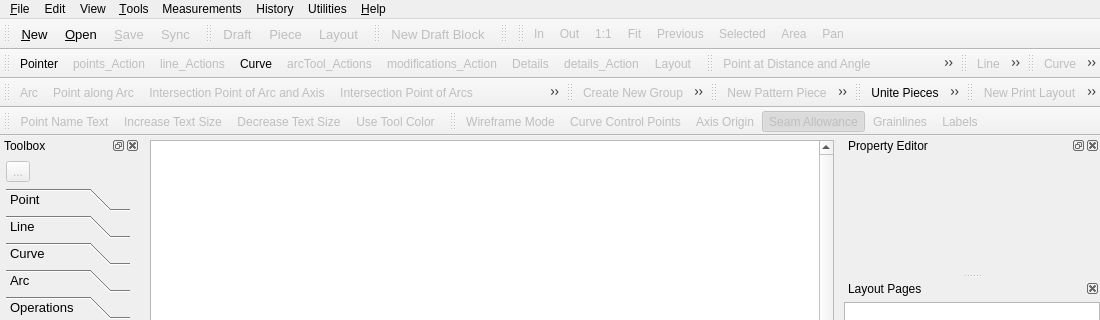
Old version of the form src/app/seamly2d/mainwindow.ui in the repository FashionFreedom/Seamly2D; both pictures show x 0 to 1100 and y 0 to 320 of the 1100 by 809 pixel window.
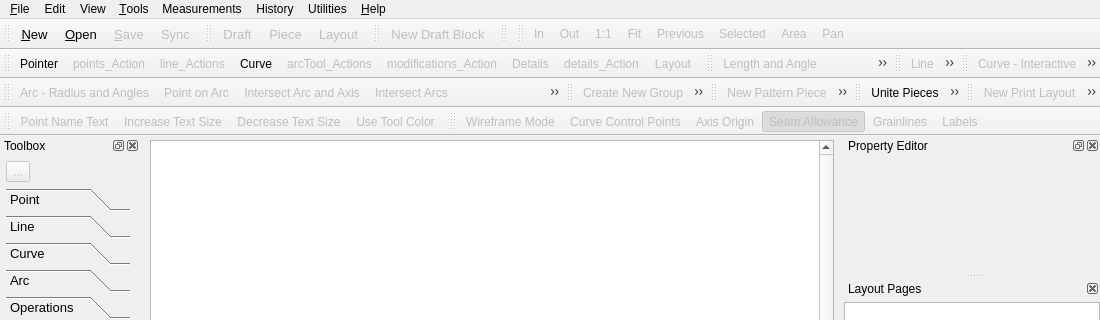
New version of the form. Icons and pictures are not drawn. Custom widgets are drawn as their Qt base class.

The edit to the form file:
```diff
--- a/src/app/seamly2d/mainwindow.ui
+++ b/src/app/seamly2d/mainwindow.ui
@@ -615,6 +615,7 @@
    </attribute>
    <addaction name="pointAtDistanceAngle_Action"/>
    <addaction name="pointAlongLine_Action"/>
+   <addaction name="midpoint_Action"/>
    <addaction name="pointAlongPerpendicular_Action"/>
    <addaction name="bisector_Action"/>
    <addaction name="pointOnShoulder_Action"/>
@@ -623,7 +624,6 @@
    <addaction name="pointIntersectXY_Action"/>
    <addaction name="perpendicularPoint_Action"/>
    <addaction name="pointIntersectAxis_Action"/>
-   <addaction name="midpoint_Action"/>
   </widget>
   <widget class="QToolBar" name="lines_ToolBar">
    <property name="windowTitle">
@@ -2971,7 +2971,10 @@
      <normaloff>:/toolicon/32x32/el_arc.png</normaloff>:/toolicon/32x32/el_arc.png</iconset>
    </property>
    <property name="text">
-    <string>Elliptical Arc</string>
+    <string>Elliptical</string>
+   </property>
+   <property name="iconText">
+    <string>Arc -Elliptical</string>
    </property>
    <property name="toolTip">
     <string>Elliptical Arc (EA)</string>
@@ -2989,7 +2992,7 @@
      <normaloff>:/toolicon/32x32/midpoint.png</normaloff>:/toolicon/32x32/midpoint.png</iconset>
    </property>
    <property name="text">
-    <string>Midpoint</string>
+    <string>Midpoint on Line</string>
    </property>
    <property name="toolTip">
     <string>Midpoint between 2 Points (MP)</string>
@@ -3007,7 +3010,7 @@
      <normaloff>:/toolicon/32x32/along_line.png</normaloff>:/toolicon/32x32/along_line.png</iconset>
    </property>
    <property name="text">
-    <string>Point at Distance along Line</string>
+    <string>On Line</string>
    </property>
    <property name="toolTip">
     <string>Point at Distance along Line (PA)</string>
@@ -3025,10 +3028,10 @@
      <normaloff>:/toolicon/32x32/segment.png</normaloff>:/toolicon/32x32/segment.png</iconset>
    </property>
    <property name="text">
-    <string>Point at Distance and Angle</string>
+    <string>Length and Angle</string>
    </property>
    <property name="iconText">
-    <string>Point at Distance and Angle</string>
+    <string>Length and Angle</string>
    </property>
    <property name="toolTip">
     <string>Point at Distance and Angle (DA)</string>
@@ -3046,7 +3049,7 @@
      <normaloff>:/toolicon/32x32/normal.png</normaloff>:/toolicon/32x32/normal.png</iconset>
    </property>
    <property name="text">
-    <string>Point on Perpendicular</string>
+    <string>On Perpendicular</string>
    </property>
    <property name="toolTip">
     <string>Point on Perpendicular (PP)</string>
@@ -3064,7 +3067,7 @@
      <normaloff>:/toolicon/32x32/bisector.png</normaloff>:/toolicon/32x32/bisector.png</iconset>
    </property>
    <property name="text">
-    <string>Point along Bisector</string>
+    <string>On Bisector</string>
    </property>
    <property name="toolTip">
     <string>Point along Bisector (PB)</string>
@@ -3082,7 +3085,7 @@
      <normaloff>:/toolicon/32x32/shoulder.png</normaloff>:/toolicon/32x32/shoulder.png</iconset>
    </property>
    <property name="text">
-    <string>Point on Shoulder</string>
+    <string>Point Length to Line</string>
    </property>
    <property name="toolTip">
     <string>Point on Shoulder (PS)</string>
@@ -3100,7 +3103,7 @@
      <normaloff>:/toolicon/32x32/point_of_contact.png</normaloff>:/toolicon/32x32/point_of_contact.png</iconset>
    </property>
    <property name="text">
-    <string>Intersection Point of Line and Arc</string>
+    <string>Intersect  Arc and Line</string>
    </property>
    <property name="toolTip">
     <string>Intersection Point of Line and Arc (PC)</string>
@@ -3118,7 +3121,7 @@
      <normaloff>:/toolicon/32x32/triangle.png</normaloff>:/toolicon/32x32/triangle.png</iconset>
    </property>
    <property name="text">
-    <string>Triangle</string>
+    <string>Intersect Axis and Triangle</string>
    </property>
    <property name="toolTip">
     <string>Triangle (PT)</string>
@@ -3154,7 +3157,7 @@
      <normaloff>:/toolicon/32x32/height.png</normaloff>:/toolicon/32x32/height.png</iconset>
    </property>
    <property name="text">
-    <string>Intersection Point of Line and Perpendicular</string>
+    <string>Intersect Line and Perpendicular</string>
    </property>
    <property name="toolTip">
     <string>Intersection Point of Line and Perpendicular (PL)</string>
@@ -3172,7 +3175,7 @@
      <normaloff>:/toolicon/32x32/line_intersect_axis.png</normaloff>:/toolicon/32x32/line_intersect_axis.png</iconset>
    </property>
    <property name="text">
-    <string>Intersection Point of Line and Axis</string>
+    <string>Intersect Line and Axis</string>
    </property>
    <property name="toolTip">
     <string>Intersection Point of Line and Axis (IX)</string>
@@ -3190,7 +3193,7 @@
      <normaloff>:/toolicon/32x32/intersect.png</normaloff>:/toolicon/32x32/intersect.png</iconset>
    </property>
    <property name="text">
-    <string>Intersection Point of 2  Lines</string>
+    <string>Intersect Lines</string>
    </property>
    <property name="toolTip">
     <string>Intersection Point of 2 Lines (IL)</string>
@@ -3208,7 +3211,7 @@
      <normaloff>:/toolicon/32x32/spline.png</normaloff>:/toolicon/32x32/spline.png</iconset>
    </property>
    <property name="text">
-    <string>Curve</string>
+    <string>Curve - Interactive</string>
    </property>
    <property name="toolTip">
     <string>Curve (Alt+C)</string>
@@ -3226,7 +3229,7 @@
      <normaloff>:/toolicon/32x32/spline_cut_point.png</normaloff>:/toolicon/32x32/spline_cut_point.png</iconset>
    </property>
    <property name="text">
-    <string>Point along Curve</string>
+    <string>Point on Curve</string>
    </property>
    <property name="toolTip">
     <string>Point along Curve (AC)</string>
@@ -3244,7 +3247,7 @@
      <normaloff>:/toolicon/32x32/cubic_bezier.png</normaloff>:/toolicon/32x32/cubic_bezier.png</iconset>
    </property>
    <property name="text">
-    <string>Curve with Control Points</string>
+    <string>Curve - Fixed</string>
    </property>
    <property name="toolTip">
     <string>Curve with Control Points (CP)</string>
@@ -3262,7 +3265,7 @@
      <normaloff>:/toolicon/32x32/splinePath.png</normaloff>:/toolicon/32x32/splinePath.png</iconset>
    </property>
    <property name="text">
-    <string>Spline</string>
+    <string>Spline - Interactive</string>
    </property>
    <property name="toolTip">
     <string>Spline (Alt+S)</string>
@@ -3280,7 +3283,7 @@
      <normaloff>:/toolicon/32x32/splinePath_cut_point.png</normaloff>:/toolicon/32x32/splinePath_cut_point.png</iconset>
    </property>
    <property name="text">
-    <string>Point along Spline</string>
+    <string>Point on Spline</string>
    </property>
    <property name="toolTip">
     <string>Point along Spline (AS)</string>
@@ -3298,7 +3301,7 @@
      <normaloff>:/toolicon/32x32/cubic_bezier_path.png</normaloff>:/toolicon/32x32/cubic_bezier_path.png</iconset>
    </property>
    <property name="text">
-    <string>Spline with Control Points</string>
+    <string>Spline - Fixed</string>
    </property>
    <property name="toolTip">
     <string>Spline with Control Points (SP)</string>
@@ -3316,10 +3319,10 @@
      <normaloff>:/toolicon/32x32/intersection_curves.png</normaloff>:/toolicon/32x32/intersection_curves.png</iconset>
    </property>
    <property name="text">
-    <string>Intersection Point of Curves</string>
+    <string>Intersect Curves</string>
    </property>
    <property name="iconText">
-    <string>Intersection Point of Curves</string>
+    <string>Intersect Curves</string>
    </property>
    <property name="toolTip">
     <string>Intersection Point of Curves (CC)</string>
@@ -3337,10 +3340,10 @@
      <normaloff>:/toolicon/32x32/curve_intersect_axis.png</normaloff>:/toolicon/32x32/curve_intersect_axis.png</iconset>
    </property>
    <property name="text">
-    <string>Intersection Point of Curve and Axis</string>
+    <string>Intersect Curve and Axis</string>
    </property>
    <property name="iconText">
-    <string>Intersection Point of Curve and Axis</string>
+    <string>Intersect Curve and Axis</string>
    </property>
    <property name="toolTip">
     <string>Intersection Point of Curve and Axis (CA)</string>
@@ -3358,7 +3361,10 @@
      <normaloff>:/toolicon/32x32/arc.png</normaloff>:/toolicon/32x32/arc.png</iconset>
    </property>
    <property name="text">
-    <string>Arc</string>
+    <string>Radius and Angles</string>
+   </property>
+   <property name="iconText">
+    <string>Arc - Radius and Angles</string>
    </property>
    <property name="toolTip">
     <string>Arc (Alt+A)</string>
@@ -3376,7 +3382,7 @@
      <normaloff>:/toolicon/32x32/arc_cut.png</normaloff>:/toolicon/32x32/arc_cut.png</iconset>
    </property>
    <property name="text">
-    <string>Point along Arc</string>
+    <string>Point on Arc</string>
    </property>
    <property name="toolTip">
     <string>Point along Arc (AA)</string>
@@ -3394,7 +3400,7 @@
      <normaloff>:/toolicon/32x32/arc_intersect_axis.png</normaloff>:/toolicon/32x32/arc_intersect_axis.png</iconset>
    </property>
    <property name="text">
-    <string>Intersection Point of Arc and Axis</string>
+    <string>Intersect Arc and Axis</string>
    </property>
    <property name="toolTip">
     <string>Intersection Point of Arc and Axis (AX)</string>
@@ -3412,7 +3418,7 @@
      <normaloff>:/toolicon/32x32/point_of_intersection_arcs.png</normaloff>:/toolicon/32x32/point_of_intersection_arcs.png</iconset>
    </property>
    <property name="text">
-    <string>Intersection Point of Arcs</string>
+    <string>Intersect Arcs</string>
    </property>
    <property name="toolTip">
     <string>Intersection Point of Arcs (IA)</string>
@@ -3430,7 +3436,7 @@
      <normaloff>:/toolicon/32x32/point_of_intersection_circles.png</normaloff>:/toolicon/32x32/point_of_intersection_circles.png</iconset>
    </property>
    <property name="text">
-    <string>Intersection Point of Circles</string>
+    <string>Intersect Circles</string>
    </property>
    <property name="toolTip">
     <string>Intersection Point of Circles (IC)</string>
@@ -3448,7 +3454,7 @@
      <normaloff>:/toolicon/32x32/point_from_circle_and_tangent.png</normaloff>:/toolicon/32x32/point_from_circle_and_tangent.png</iconset>
    </property>
    <property name="text">
-    <string>Intersection Point of Circle and Tangent</string>
+    <string>Intersect Circle and Tangent</string>
    </property>
    <property name="toolTip">
     <string>Intersection Point of Circle and Tangent (CT)</string>
@@ -3466,7 +3472,7 @@
      <normaloff>:/toolicon/32x32/point_from_arc_and_tangent.png</normaloff>:/toolicon/32x32/point_from_arc_and_tangent.png</iconset>
    </property>
    <property name="text">
-    <string>Tangency Point of Arc and Tangent</string>
+    <string>Intersect Arc and Tangent</string>
    </property>
    <property name="toolTip">
     <string>Tangency Point of Arc and Tangent (AT)</string>
@@ -3484,7 +3490,10 @@
      <normaloff>:/toolicon/32x32/arc_with_length.png</normaloff>:/toolicon/32x32/arc_with_length.png</iconset>
    </property>
    <property name="text">
-    <string>Arc with Length</string>
+    <string>Radius and Length</string>
+   </property>
+   <property name="iconText">
+    <string>Arc - Radius and Length</string>
    </property>
    <property name="toolTip">
     <string>Arc with Length (AL)</string>
```
Left out of the diff: 266 changed lines with no effect on the pictures.
